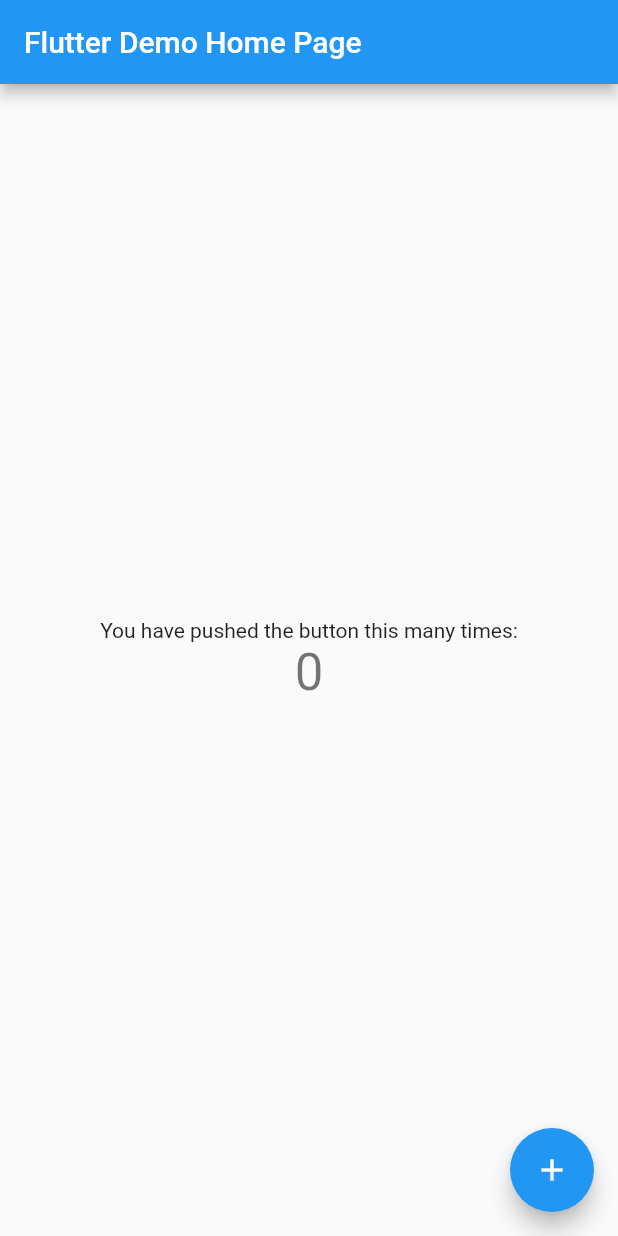
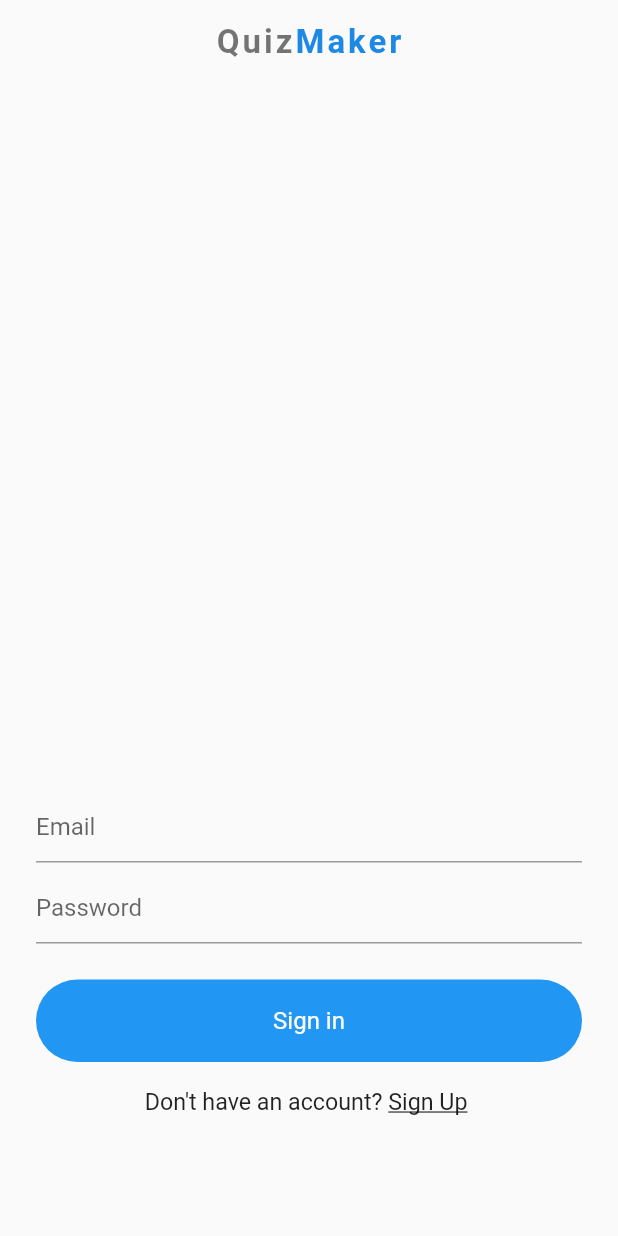
Before and after one commit to Styxer/Quiz-Game, a Flutter app: the screen it shows after launch, on a phone screen of 412 x 824 dp. Run offline on Flutter 3.47's test engine with Material 2 defaults, Android fonts, the phone set to English and light mode, and no system bars.

Commit message:
Sign in/up screens + AppBar

```diff
--- a/quiz_game/lib/main.dart
+++ b/quiz_game/lib/main.dart
@@ -1,117 +1,21 @@
 import 'package:flutter/material.dart';
+import 'package:quiz_game/views/signIn.dart';
 
 void main() {
   runApp(MyApp());
 }
 
 class MyApp extends StatelessWidget {
-  // This widget is the root of your application.
   @override
   Widget build(BuildContext context) {
     return MaterialApp(
-      title: 'Flutter Demo',
+      title: 'demo',
+      debugShowCheckedModeBanner: false,
       theme: ThemeData(
-        // This is the theme of your application.
-        //
-        // Try running your application with "flutter run". You'll see the
-        // application has a blue toolbar. Then, without quitting the app, try
-        // changing the primarySwatch below to Colors.green and then invoke
-        // "hot reload" (press "r" in the console where you ran "flutter run",
-        // or simply save your changes to "hot reload" in a Flutter IDE).
-        // Notice that the counter didn't reset back to zero; the application
-        // is not restarted.
         primarySwatch: Colors.blue,
-        // This makes the visual density adapt to the platform that you run
-        // the app on. For desktop platforms, the controls will be smaller and
-        // closer together (more dense) than on mobile platforms.
         visualDensity: VisualDensity.adaptivePlatformDensity,
       ),
-      home: MyHomePage(title: 'Flutter Demo Home Page'),
+      home: SignIn(),
     );
   }
 }
-
-class MyHomePage extends StatefulWidget {
-  MyHomePage({Key key, this.title}) : super(key: key);
-
-  // This widget is the home page of your application. It is stateful, meaning
-  // that it has a State object (defined below) that contains fields that affect
-  // how it looks.
-
-  // This class is the configuration for the state. It holds the values (in this
-  // case the title) provided by the parent (in this case the App widget) and
-  // used by the build method of the State. Fields in a Widget subclass are
-  // always marked "final".
-
-  final String title;
-
-  @override
-  _MyHomePageState createState() => _MyHomePageState();
-}
-
-class _MyHomePageState extends State<MyHomePage> {
-  int _counter = 0;
-
-  void _incrementCounter() {
-    setState(() {
-      // This call to setState tells the Flutter framework that something has
-      // changed in this State, which causes it to rerun the build method below
-      // so that the display can reflect the updated values. If we changed
-      // _counter without calling setState(), then the build method would not be
-      // called again, and so nothing would appear to happen.
-      _counter++;
-    });
-  }
-
-  @override
-  Widget build(BuildContext context) {
-    // This method is rerun every time setState is called, for instance as done
-    // by the _incrementCounter method above.
-    //
-    // The Flutter framework has been optimized to make rerunning build methods
-    // fast, so that you can just rebuild anything that needs updating rather
-    // than having to individually change instances of widgets.
-    return Scaffold(
-      appBar: AppBar(
-        // Here we take the value from the MyHomePage object that was created by
-        // the App.build method, and use it to set our appbar title.
-        title: Text(widget.title),
-      ),
-      body: Center(
-        // Center is a layout widget. It takes a single child and positions it
-        // in the middle of the parent.
-        child: Column(
-          // Column is also a layout widget. It takes a list of children and
-          // arranges them vertically. By default, it sizes itself to fit its
-          // children horizontally, and tries to be as tall as its parent.
-          //
-          // Invoke "debug painting" (press "p" in the console, choose the
-          // "Toggle Debug Paint" action from the Flutter Inspector in Android
-          // Studio, or the "Toggle Debug Paint" command in Visual Studio Code)
-          // to see the wireframe for each widget.
-          //
-          // Column has various properties to control how it sizes itself and
-          // how it positions its children. Here we use mainAxisAlignment to
-          // center the children vertically; the main axis here is the vertical
-          // axis because Columns are vertical (the cross axis would be
-          // horizontal).
-          mainAxisAlignment: MainAxisAlignment.center,
-          children: <Widget>[
-            Text(
-              'You have pushed the button this many times:',
-            ),
-            Text(
-              '$_counter',
-              style: Theme.of(context).textTheme.headline4,
-            ),
-          ],
-        ),
-      ),
-      floatingActionButton: FloatingActionButton(
-        onPressed: _incrementCounter,
-        tooltip: 'Increment',
-        child: Icon(Icons.add),
-      ), // This trailing comma makes auto-formatting nicer for build methods.
-    );
-  }
-}
--- /dev/null
+++ b/quiz_game/lib/views/signIn.dart
@@ -0,0 +1,115 @@
+import 'package:flutter/cupertino.dart';
+import 'package:flutter/material.dart';
+import 'package:quiz_game/views/signUp.dart';
+import 'package:quiz_game/widgets/widgest.dart';
+
+class SignIn extends StatefulWidget {
+  @override
+  _SignInState createState() => _SignInState();
+}
+
+class _SignInState extends State<SignIn> {
+
+  final _formKey = GlobalKey<FormState>();
+  final double margin = 24;
+  String email, password;
+
+  @override
+  Widget build(BuildContext context) {
+    return Scaffold(
+      appBar: AppBar(
+        title: appBar(context),
+        backgroundColor: Colors.transparent,
+        elevation: 0,
+        brightness: Brightness.light,
+        centerTitle: true,
+      ),
+      body: Form(
+        key: _formKey,
+        child: Container(
+          margin: EdgeInsets.symmetric(horizontal: margin),
+          child: Column(
+            children: [
+              Spacer(),
+              TextFormField(
+                validator: (val) {
+                  return val.isEmpty ? "Email cannot be empty" : null;
+                },
+                decoration: InputDecoration(
+                  hintText: "Email",
+                ),
+                onChanged: (val){
+                  email = val;
+                },
+              ),//email
+              SizedBox(height: 6,),
+              TextFormField(
+                validator: (val) {
+                  return val.isEmpty ? "Password cannot be empty" : null;
+                },
+                decoration: InputDecoration(
+                  hintText: "Password",
+                ),
+                onChanged: (val){
+                  password = val;
+                },
+              ),//password
+
+              SizedBox(height: 24,),
+              Container(
+                padding: EdgeInsets.symmetric(vertical: 18),
+                decoration: BoxDecoration(
+                  color: Colors.blue,
+                  borderRadius: BorderRadius.circular(30),
+                ),
+                alignment: Alignment.center,
+                width: MediaQuery.of(context).size.width - margin * 2,
+                child: Text(
+                  'Sign in',
+                  style: TextStyle(
+                    color: Colors.white,
+                    fontSize: 16,
+                  ),
+                ),
+              ),//sign in btn container
+              SizedBox(height: 18,),
+              Row(
+                mainAxisAlignment: MainAxisAlignment.center,
+                children: [
+                  Text(
+                    "Don't have an account? ",
+                    style: TextStyle(
+                      fontSize: 15.5,
+                    ),
+                  ),
+                  GestureDetector(
+                    onTap: () {
+                      Navigator.pushReplacement(
+                          context
+                          , MaterialPageRoute(
+                          builder: (context) => SignUp()
+                      )
+                      );
+                    },
+                    child: Text(
+                      "Sign Up ",
+                      style: TextStyle(
+                        fontSize: 15.5,
+                        decoration: TextDecoration.underline,
+                      ),
+                    ),
+                  ),
+
+
+
+                ],
+              ),//sign up
+
+              SizedBox(height: 80,),
+            ],
+          ),
+        ),
+      ),
+    );//Scaffold
+  }
+}
--- /dev/null
+++ b/quiz_game/lib/widgets/widgest.dart
@@ -0,0 +1,23 @@
+import 'package:flutter/material.dart';
+
+Widget appBar(BuildContext context){
+  return RichText(
+    text: TextSpan(
+      style: TextStyle(fontSize: 22),
+      children: <TextSpan>[
+        TextSpan(
+            text: 'Quiz',
+            style: TextStyle(
+              letterSpacing: 2,
+                fontWeight: FontWeight.w600
+                , color: Colors.black54)),
+        TextSpan(
+            text: 'Maker',
+            style: TextStyle(
+                letterSpacing: 2,
+                fontWeight: FontWeight.w600
+                , color: Colors.blue[600])),
+      ],
+    ),
+  );
+}
```
Also changed, not shown: quiz_game/lib/views/signUp.dart (added, +130 -0 lines), quiz_game/lib/views/authenticate.dart (added), quiz_game/lib/views/home.dart (added), 1 other file.
